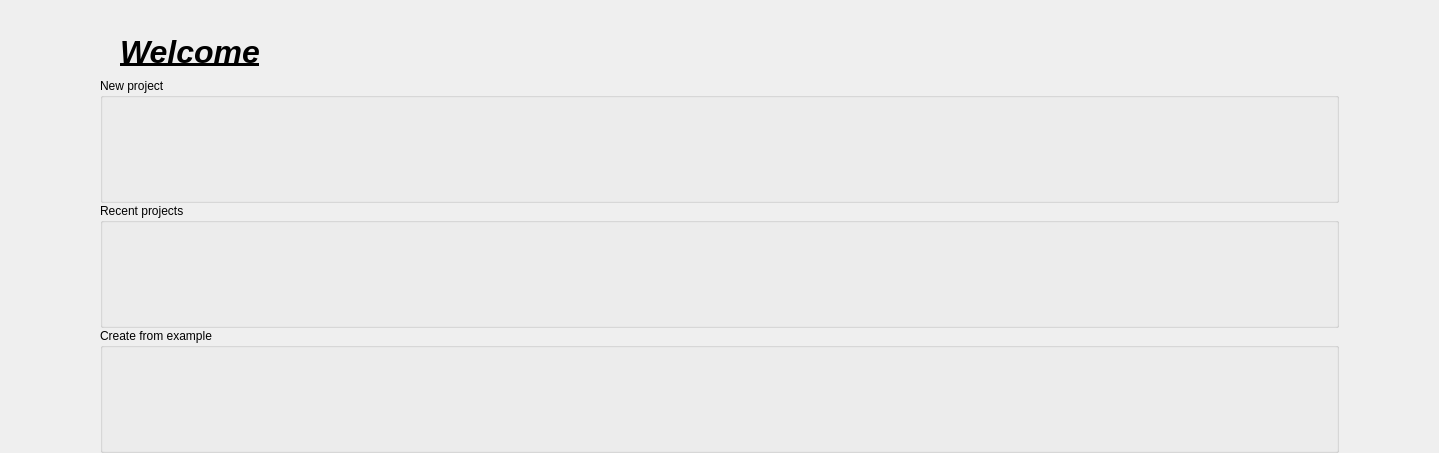
Before: the Qt Designer form ApplicationUi/Welcome.ui in kacerpetr/NNCreator, drawn with Qt 5.
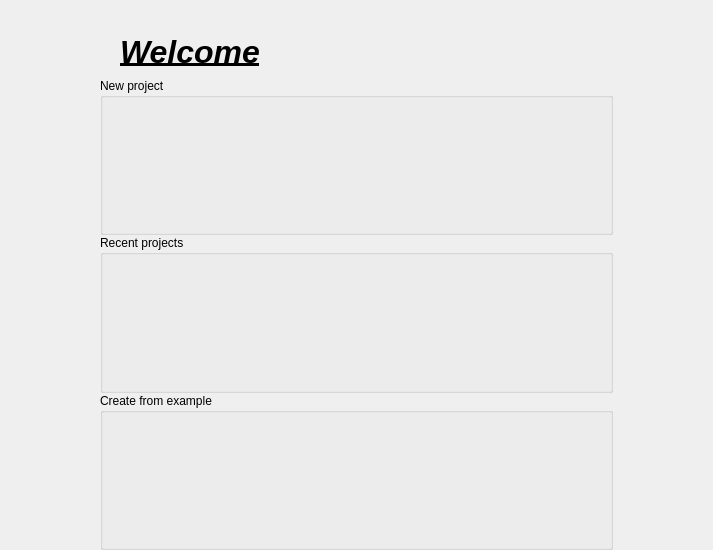
After: the same form once the commit is applied. Icons and pictures are not drawn.

Diff of the .ui file:
```diff
--- a/ApplicationUi/Welcome.ui
+++ b/ApplicationUi/Welcome.ui
@@ -6,8 +6,8 @@
    <rect>
     <x>0</x>
     <y>0</y>
-    <width>1439</width>
-    <height>453</height>
+    <width>713</width>
+    <height>550</height>
    </rect>
   </property>
   <property name="sizePolicy">
```
